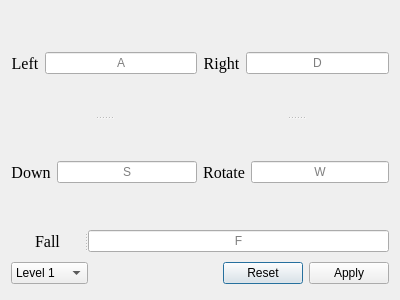
chenjohnliu/TetrisProject, file FinalProject/FinalProject/DialogButtonBottom.ui: the form before one commit.
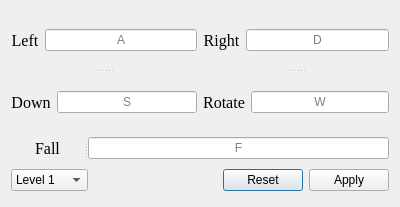
The form after the commit.

```diff
--- a/FinalProject/FinalProject/DialogButtonBottom.ui
+++ b/FinalProject/FinalProject/DialogButtonBottom.ui
@@ -7,7 +7,7 @@
     <x>0</x>
     <y>0</y>
     <width>400</width>
-    <height>300</height>
+    <height>207</height>
    </rect>
   </property>
   <property name="windowTitle">
```
Left out of the diff: 2 changed lines with no effect on the pictures.
